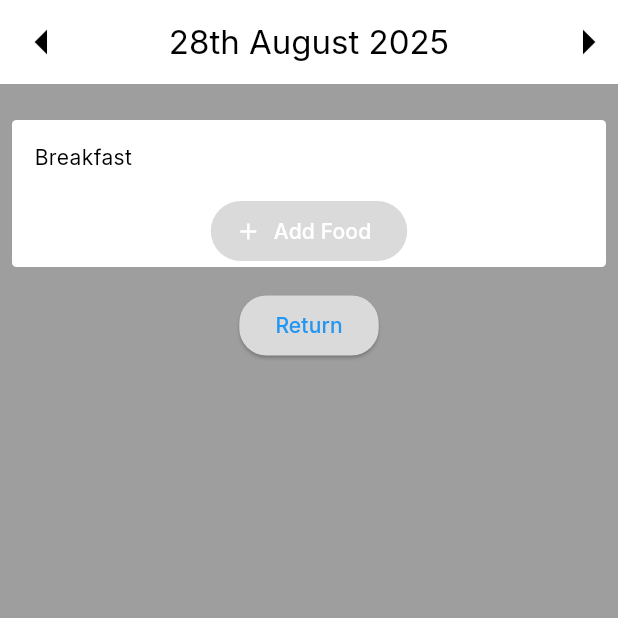
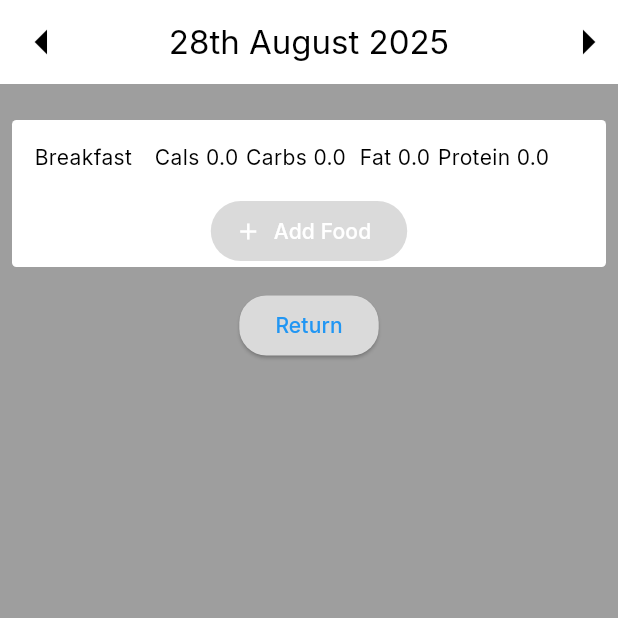
Before and after one commit to ignasvilimaitis/Flutter-Workout-Food-Tracking-Project, a Flutter app: the screen it shows after launch, after a tap on "Log Food", on a phone screen of 412 x 824 dp, the top half of it. Run offline on Flutter 3.47's test engine with Material 3 defaults, Android fonts, the phone set to English and light mode, and no system bars; our stand-ins replace flutter_svg.

Commit message:
total calories for breakfast now work and stay after popping

```diff
--- a/lib/features/food-logging/food_logging_view.dart
+++ b/lib/features/food-logging/food_logging_view.dart
@@ -38,8 +38,8 @@ class _FoodLoggingViewState extends State<FoodLoggingView> {
           ],
       centerTitle: true,
       ),
-      body: Consumer<FoodModel>(
-          builder: (context, foodTest, child  ) {
+      body: Consumer2<WidgetCalorieState, FoodModel>(
+          builder: (context, widgetState, foodState, child  ) {
           return ListView(
             children: <Widget> [
              Column(
@@ -66,20 +66,20 @@ class _FoodLoggingViewState extends State<FoodLoggingView> {
                           ),
                           Text("Breakfast"),
                           SizedBox(width: 15),
-                          //Text("Cals ${calorieAmount.toStringAsFixed(1)}"),
+                          Text("Cals ${widgetState.calorieAmount.toStringAsFixed(1)}"),
                           SizedBox(width: 5,),
-                          //Text("Carbs ${carbAmount.toStringAsFixed(1)} "),
+                          Text("Carbs ${widgetState.carbAmount.toStringAsFixed(1)} "),
                           SizedBox(width: 5),
-                          //Text("Fat ${fatAmount.toStringAsFixed(1)}"),
+                          Text("Fat ${widgetState.fatAmount.toStringAsFixed(1)}"),
                           SizedBox(width: 5),
-                          //Text("Protein ${proteinAmount.toStringAsFixed(1)}"),
+                          Text("Protein ${widgetState.proteinAmount.toStringAsFixed(1)}"),
 
                         ],
                       ),
 
                       Column(
                         mainAxisSize: MainAxisSize.min,
-                          children: foodTest._foods.map((food) => _buildFoodRow(food)).toList(),
+                          children: foodState._foods.map((food) => _buildFoodRow(food)).toList(),
                         ),
                         FilledButton.icon(
                             onPressed: () async {
@@ -88,12 +88,8 @@ class _FoodLoggingViewState extends State<FoodLoggingView> {
                                 MaterialPageRoute(builder: (context) => FoodSelector()));
                               if ((food != null)) {
                                 setState(() {
-                                  foodTest.add(food);
-                                  //FoodModel().add(food);
-                                  //calorieAmount += food.calories;
-                                  //carbAmount += food.carbs;
-                                  //fatAmount += food.fats;
-                                  //proteinAmount += food.proteins;
+                                  foodState.add(food);
+                                  widgetState.addMacros(food);
                               });
                               }
                             },
@@ -138,6 +134,23 @@ class FoodModel extends ChangeNotifier {
   }
 }
 
+class WidgetCalorieState extends ChangeNotifier {
+  double calorieAmount = 0;
+  double carbAmount = 0;
+  double fatAmount = 0;
+  double proteinAmount = 0;
+
+  void addMacros(FoodItem food) {
+    calorieAmount += food.calories;
+    carbAmount += food.carbs;
+    fatAmount += food.fats;
+    proteinAmount += food.proteins;
+    notifyListeners();
+
+  //void remove TODO: Removal of macros
+  }
+}
+
 Widget _buildFoodRow(FoodItem food) {
     return Container(
         height: 50,
--- a/lib/features/food-logging/widgets/diary_widget.dart
+++ b/lib/features/food-logging/widgets/diary_widget.dart
@@ -1,5 +1,22 @@
 import 'package:flutter/material.dart';
 import 'package:flutter_application_1/features/food-logging/food_selection.dart';
+
+class WidgetCalorieState extends ChangeNotifier {
+  double calorieAmount = 0;
+  double carbAmount = 0;
+  double fatAmount = 0;
+  double proteinAmount = 0;
+
+  void addMacros(FoodItem food) {
+    calorieAmount += food.calories;
+    carbAmount += food.carbs;
+    fatAmount += food.fats;
+    proteinAmount += food.proteins;
+    notifyListeners();
+
+  //void remove TODO: Removal of macros
+  }
+}
 
 class DiaryWidget extends StatefulWidget {
   const DiaryWidget({
@@ -14,13 +31,7 @@ class DiaryWidget extends StatefulWidget {
 }
 
 class _DiaryWidgetState extends State<DiaryWidget> {
-
-  late double carbAmount = 0.0;
-  late double fatAmount = 0.0;
-  late double proteinAmount = 0.0;
-  late double calorieAmount = 0.0;
   List<FoodItem> foodItems = [];
-
 
   @override
   Widget build(BuildContext context) {
@@ -46,13 +57,13 @@ class _DiaryWidgetState extends State<DiaryWidget> {
                         ),
                         Text(widget.diaryName),
                         SizedBox(width: 15),
-                        Text("Cals ${calorieAmount.toStringAsFixed(1)}"),
+                        //Text("Cals ${calorieAmount.toStringAsFixed(1)}"),
                         SizedBox(width: 5,),
-                        Text("Carbs ${carbAmount.toStringAsFixed(1)} "),
+                        //Text("Carbs ${carbAmount.toStringAsFixed(1)} "),
                         SizedBox(width: 5),
-                        Text("Fat ${fatAmount.toStringAsFixed(1)}"),
+                        //Text("Fat ${fatAmount.toStringAsFixed(1)}"),
                         SizedBox(width: 5),
-                        Text("Protein ${proteinAmount.toStringAsFixed(1)}"),
+                        //Text("Protein ${proteinAmount.toStringAsFixed(1)}"),
 
                       ],
                     ),
@@ -70,10 +81,6 @@ class _DiaryWidgetState extends State<DiaryWidget> {
                               setState(() {
                                 foodItems.add(food);
                                 //FoodModel().add(food);
-                                calorieAmount += food.calories;
-                                carbAmount += food.carbs;
-                                fatAmount += food.fats;
-                                proteinAmount += food.proteins;
                             });
                             }
                           },
@@ -85,6 +92,7 @@ class _DiaryWidgetState extends State<DiaryWidget> {
               ),
             );
   }
+
 }
 
 Widget _buildFoodRow(FoodItem food) {
--- a/lib/main.dart
+++ b/lib/main.dart
@@ -10,11 +10,14 @@ import 'package:provider/provider.dart';
 void main() {
   WidgetsFlutterBinding.ensureInitialized();
   runApp(
-    ChangeNotifierProvider(
-      create: (context) => FoodModel(),
-      child: MyApp(),
-    )
-  );
+    MultiProvider(
+      providers: [
+    ChangeNotifierProvider(create: (context) => FoodModel()),
+    ChangeNotifierProvider(create: (context) => WidgetCalorieState()),
+      ],
+        child: MyApp(),
+      ),
+    );
 }
 
 class MyApp extends StatelessWidget {
```
